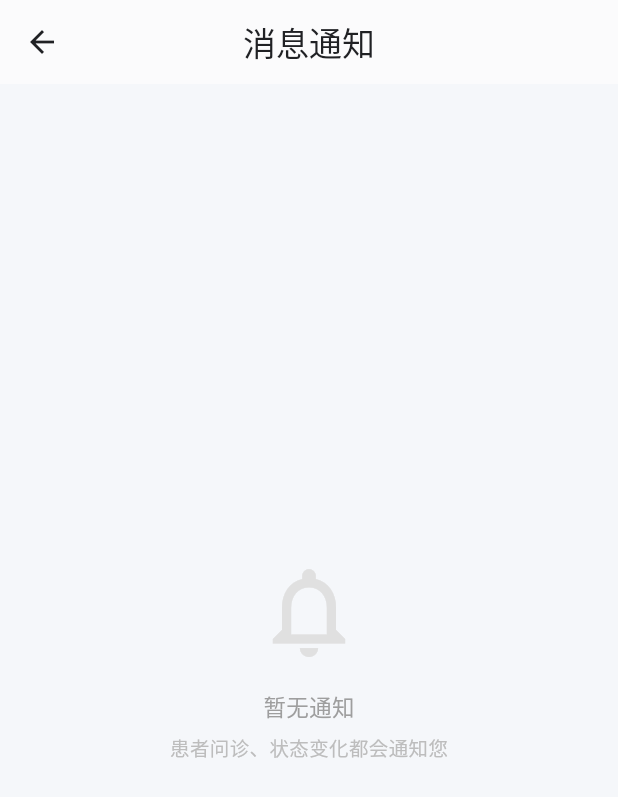
After one commit to andy521sun/yixiaoban, a Flutter app: the DoctorConsultationListPage screen opened directly, after a tap on the "notifications" icon, on a phone screen of 412 x 824 dp. The commit adds this screen. Shown: the top 797 px of the screen. Run offline on Flutter 3.47's test engine with Material 3 defaults, Android fonts, the phone set to English and light mode, and no system bars; our stand-ins replace flutter_screenutil, get, go_router, hive, hive_flutter, image_picker and 2 more; missing offline and left inert: patient_app, record; accounts and stored records are empty.

Commit message:
feat: 医生端新增通知中心
- DoctorNotificationsPage（复用患者端UI风格）
- DoctorApiService 新增 getNotifications/markNotificationRead
- 医生端路由注册 /notifications
- 问诊列表页AppBar增加通知按钮
- WebSocket推送自动刷新
- 构建并部署三端

```diff
--- a/mobile/doctor_app/lib/core/services/api_service.dart
+++ b/mobile/doctor_app/lib/core/services/api_service.dart
@@ -125,4 +125,19 @@ class DoctorApiService {
   Future<Map<String, dynamic>> getWithdrawals() {
     return _get('/doctor/finance/withdraws');
   }
+
+  // ===== 通知 =====
+  Future<Map<String, dynamic>> getNotifications({int page = 1, int limit = 20, bool unreadOnly = false}) async {
+    if (_token == null) return {'success': false, 'data': {'notifications': [], 'pagination': {'total': 0}}};
+    return _get('/realtime/notifications', query: {
+      'page': page.toString(),
+      'limit': limit.toString(),
+      if (unreadOnly) 'unread_only': 'true',
+    });
+  }
+
+  Future<Map<String, dynamic>> markNotificationRead({String? notificationId}) async {
+    if (_token == null) return {'success': false};
+    return _post('/realtime/notifications/mark-read', body: notificationId != null ? {'notification_id': notificationId} : {});
+  }
 }
--- a/mobile/doctor_app/lib/main.dart
+++ b/mobile/doctor_app/lib/main.dart
@@ -8,6 +8,7 @@ import 'ui/pages/profile/profile_page.dart';
 import 'ui/pages/finance/finance_page.dart';
 import 'ui/pages/profile/service_pricing_page.dart';
 import 'ui/pages/consultation/consultation_chat_page_doctor.dart';
+import 'ui/pages/notifications/notifications_page.dart';
 
 void main() {
   runApp(const DoctorApp());
@@ -80,6 +81,8 @@ class DoctorApp extends StatelessWidget {
               return MaterialPageRoute(
                 builder: (_) => DoctorConsultationChatPage(consultationId: args['consultation_id'] as String),
               );
+            case '/notifications':
+              return MaterialPageRoute(builder: (_) => const DoctorNotificationsPage());
             default:
               return MaterialPageRoute(builder: (_) => const DoctorMainScaffold());
           }
--- a/mobile/doctor_app/lib/ui/pages/consultation/consultation_list_page.dart
+++ b/mobile/doctor_app/lib/ui/pages/consultation/consultation_list_page.dart
@@ -61,6 +61,12 @@ class _DoctorConsultationListPageState extends State<DoctorConsultationListPage>
       appBar: AppBar(
         title: Text('${state.doctorName}医生', style: const TextStyle(fontWeight: FontWeight.w600)),
         actions: [
+          // 通知
+          IconButton(
+            icon: const Icon(Icons.notifications_outlined),
+            tooltip: '通知',
+            onPressed: () => Navigator.pushNamed(context, '/notifications'),
+          ),
           if (!state.isCertified)
             TextButton(
               onPressed: () => Navigator.pushNamed(context, '/certification'),
--- /dev/null
+++ b/mobile/doctor_app/lib/ui/pages/notifications/notifications_page.dart
@@ -0,0 +1,177 @@
+import 'package:flutter/material.dart';
+import 'package:provider/provider.dart';
+import 'package:doctor_app/core/providers/doctor_state.dart';
+
+/// 医生端通知中心
+class DoctorNotificationsPage extends StatefulWidget {
+  const DoctorNotificationsPage({super.key});
+
+  @override
+  State<DoctorNotificationsPage> createState() => _DoctorNotificationsPageState();
+}
+
+class _DoctorNotificationsPageState extends State<DoctorNotificationsPage> {
+  List<Map<String, dynamic>> _notifications = [];
+  bool _loading = true;
+  int _unreadCount = 0;
+
+  @override
+  void initState() {
+    super.initState();
+    _load();
+    _listenWs();
+  }
+
+  void _listenWs() {
+    final state = context.read<DoctorAppState>();
+    state.ws.messages.listen((msg) {
+      if (msg['type'] == 'system_notification') _load();
+    });
+  }
+
+  Future<void> _load() async {
+    final state = context.read<DoctorAppState>();
+    setState(() => _loading = true);
+    final res = await state.api.getNotifications(limit: 30);
+    if (!mounted) return;
+    if (res['success'] == true) {
+      final data = res['data'] as Map<String, dynamic>? ?? {};
+      final list = (data['notifications'] as List?) ?? [];
+      setState(() {
+        _notifications = list.cast<Map<String, dynamic>>();
+        _unreadCount = _notifications.where((n) => n['is_read'] != true).length;
+        _loading = false;
+      });
+    } else {
+      setState(() => _loading = false);
+    }
+  }
+
+  Future<void> _markAllRead() async {
+    final state = context.read<DoctorAppState>();
+    await state.api.markNotificationRead();
+    _load();
+    if (mounted) {
+      ScaffoldMessenger.of(context).showSnackBar(
+        const SnackBar(content: Text('已全部标记为已读'), duration: Duration(seconds: 1)),
+      );
+    }
+  }
+
+  Future<void> _markOneRead(Map<String, dynamic> n) async {
+    final id = n['id']?.toString() ?? '';
+    if (id.isEmpty) return;
+    await context.read<DoctorAppState>().api.markNotificationRead(notificationId: id);
+    _load();
+  }
+
+  @override
+  Widget build(BuildContext context) {
+    return Scaffold(
+      appBar: AppBar(
+        title: const Text('消息通知'),
+        actions: [
+          if (_unreadCount > 0)
+            TextButton(
+              onPressed: _markAllRead,
+              child: Text('全部已读 ($_unreadCount)',
+                style: const TextStyle(fontSize: 13, color: Color(0xFF1A73E8)),
+              ),
+            ),
+        ],
+      ),
+      body: _loading
+          ? const Center(child: CircularProgressIndicator())
+          : _notifications.isEmpty
+              ? _buildEmpty()
+              : RefreshIndicator(
+                  onRefresh: _load,
+                  child: ListView.separated(
+                    padding: const EdgeInsets.all(8),
+                    itemCount: _notifications.length,
+                    separatorBuilder: (_, __) => const Divider(height: 1, indent: 72),
+                    itemBuilder: (_, i) => _buildItem(_notifications[i]),
+                  ),
+                ),
+    );
+  }
+
+  Widget _buildEmpty() {
+    return Center(
+      child: Column(
+        mainAxisAlignment: MainAxisAlignment.center,
+        children: [
+          Icon(Icons.notifications_none, size: 72, color: Colors.grey[300]),
+          const SizedBox(height: 16),
+          Text('暂无通知', style: TextStyle(color: Colors.grey[500], fontSize: 15)),
+          const SizedBox(height: 8),
+          Text('患者问诊、状态变化都会通知您',
+            style: TextStyle(color: Colors.grey[400], fontSize: 13),
+          ),
+        ],
+      ),
+    );
+  }
+
+  Widget _buildItem(Map<String, dynamic> n) {
+    final unread = n['is_read'] != true;
+    final title = n['title'] as String? ?? '';
+    final content = n['content'] as String? ?? '';
+    final createdAt = n['created_at'] as String? ?? '';
+    final date = createdAt.length >= 16 ? createdAt.substring(0, 16).replaceFirst('T', ' ') : createdAt;
+    final type = n['notification_type'] as String? ?? '';
+
+    IconData icon;
+    Color iconColor;
+    switch (type) {
+      case 'new_order':
+      case 'consultation':
+        icon = Icons.chat_bubble_outline;
+        iconColor = const Color(0xFF1A73E8);
+        break;
+      case 'system':
+      default:
+        icon = Icons.info_outline;
+        iconColor = Colors.grey;
+    }
+
+    return ListTile(
+      leading: Stack(
+        children: [
+          Container(
+            width: 44, height: 44,
+            decoration: BoxDecoration(
+              color: iconColor.withValues(alpha: 0.1),
+              borderRadius: BorderRadius.circular(12),
+            ),
+            child: Icon(icon, color: iconColor, size: 22),
+          ),
+          if (unread)
+            Positioned(
+              right: 0, top: 0,
+              child: Container(
+                width: 10, height: 10,
+                decoration: const BoxDecoration(color: Color(0xFFDB4437), shape: BoxShape.circle),
+              ),
+            ),
+        ],
+      ),
+      title: Row(
+        children: [
+          Expanded(child: Text(title,
+            style: TextStyle(fontSize: 14, fontWeight: unread ? FontWeight.w600 : FontWeight.normal),
+          )),
+          Text(date, style: TextStyle(fontSize: 11, color: Colors.grey[400])),
+        ],
+      ),
+      subtitle: Padding(
+        padding: const EdgeInsets.only(top: 4),
+        child: Text(content,
+          style: TextStyle(fontSize: 13, color: Colors.grey[600]),
+          maxLines: 2, overflow: TextOverflow.ellipsis,
+        ),
+      ),
+      onTap: () { if (unread) _markOneRead(n); },
+    );
+  }
+}
```
Also changed, not shown: 2 other files.
